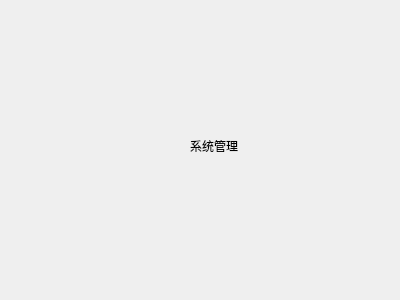
Old version of the form Qt/ERP/systemmanager.ui in the repository superp2017/NTERP.
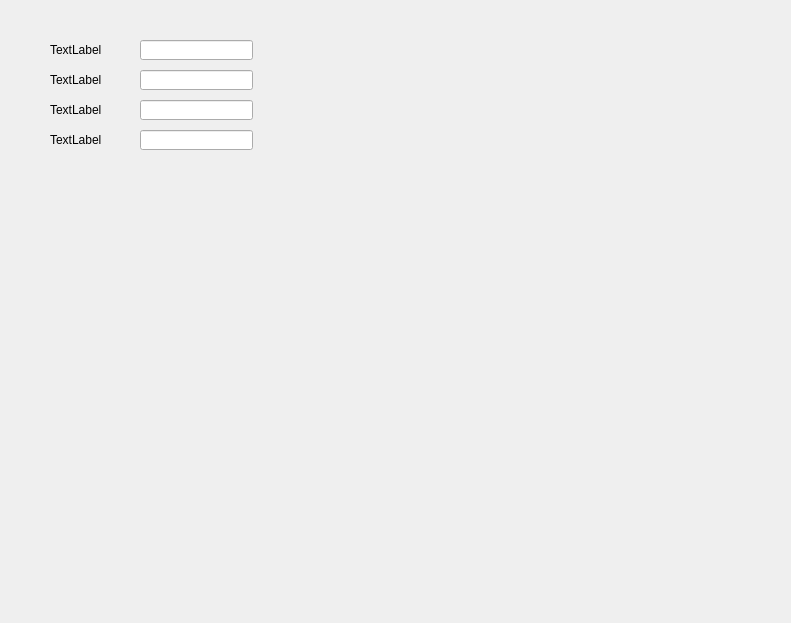
New version of the form.

Patch:
```diff
--- a/Qt/ERP/systemmanager.ui
+++ b/Qt/ERP/systemmanager.ui
@@ -6,24 +6,103 @@
    <rect>
     <x>0</x>
     <y>0</y>
-    <width>400</width>
-    <height>300</height>
+    <width>791</width>
+    <height>623</height>
    </rect>
   </property>
   <property name="windowTitle">
    <string>Form</string>
   </property>
+  <widget class="QLineEdit" name="lineEdit">
+   <property name="geometry">
+    <rect>
+     <x>140</x>
+     <y>40</y>
+     <width>113</width>
+     <height>20</height>
+    </rect>
+   </property>
+  </widget>
   <widget class="QLabel" name="label">
    <property name="geometry">
     <rect>
-     <x>190</x>
-     <y>140</y>
-     <width>54</width>
-     <height>12</height>
+     <x>50</x>
+     <y>40</y>
+     <width>81</width>
+     <height>20</height>
     </rect>
    </property>
    <property name="text">
-    <string>系统管理</string>
+    <string>TextLabel</string>
+   </property>
+  </widget>
+  <widget class="QLabel" name="label_2">
+   <property name="geometry">
+    <rect>
+     <x>50</x>
+     <y>70</y>
+     <width>81</width>
+     <height>20</height>
+    </rect>
+   </property>
+   <property name="text">
+    <string>TextLabel</string>
+   </property>
+  </widget>
+  <widget class="QLineEdit" name="lineEdit_2">
+   <property name="geometry">
+    <rect>
+     <x>140</x>
+     <y>70</y>
+     <width>113</width>
+     <height>20</height>
+    </rect>
+   </property>
+  </widget>
+  <widget class="QLabel" name="label_3">
+   <property name="geometry">
+    <rect>
+     <x>50</x>
+     <y>100</y>
+     <width>81</width>
+     <height>20</height>
+    </rect>
+   </property>
+   <property name="text">
+    <string>TextLabel</string>
+   </property>
+  </widget>
+  <widget class="QLineEdit" name="lineEdit_3">
+   <property name="geometry">
+    <rect>
+     <x>140</x>
+     <y>100</y>
+     <width>113</width>
+     <height>20</height>
+    </rect>
+   </property>
+  </widget>
+  <widget class="QLabel" name="label_4">
+   <property name="geometry">
+    <rect>
+     <x>50</x>
+     <y>130</y>
+     <width>81</width>
+     <height>20</height>
+    </rect>
+   </property>
+   <property name="text">
+    <string>TextLabel</string>
+   </property>
+  </widget>
+  <widget class="QLineEdit" name="lineEdit_4">
+   <property name="geometry">
+    <rect>
+     <x>140</x>
+     <y>130</y>
+     <width>113</width>
+     <height>20</height>
+    </rect>
    </property>
   </widget>
  </widget>
```
